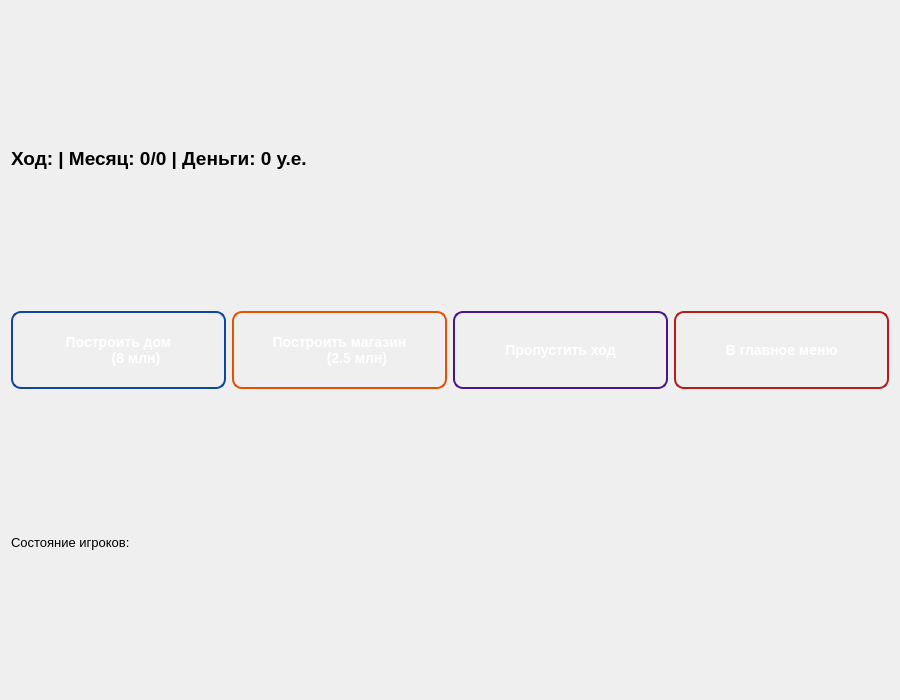
Qt form gamewindow.ui (Cursor010/ConstuctionSumulator) before a commit.
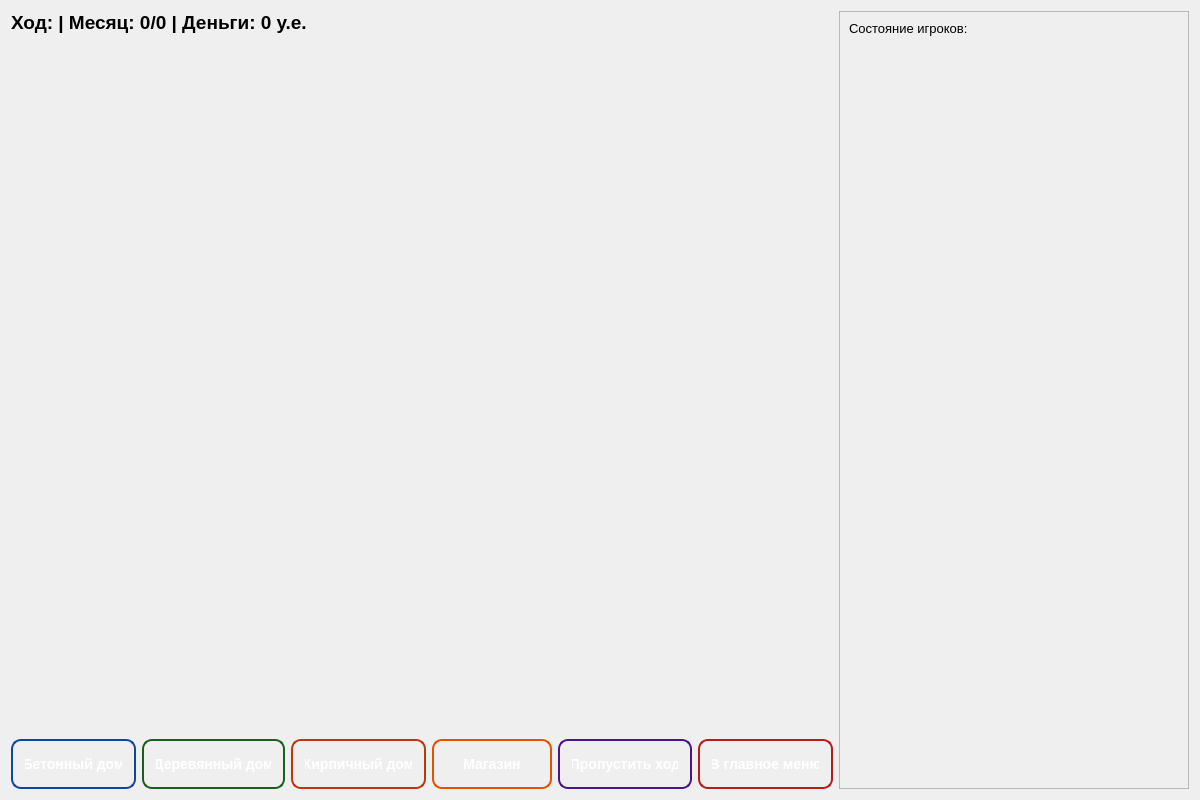
The same form after that commit. Icons and pictures are not drawn.

```diff
--- a/gamewindow.ui
+++ b/gamewindow.ui
@@ -6,8 +6,8 @@
    <rect>
     <x>0</x>
     <y>0</y>
-    <width>900</width>
-    <height>700</height>
+    <width>1200</width>
+    <height>800</height>
    </rect>
   </property>
   <property name="windowTitle">
@@ -19,7 +19,9 @@
     }
    </string>
   </property>
-  <layout class="QVBoxLayout" name="verticalLayout">
+  <layout class="QHBoxLayout" name="mainHorizontalLayout">
+   <item>
+    <layout class="QVBoxLayout" name="leftVerticalLayout">
    <item>
     <widget class="QLabel" name="infoLabel">
      <property name="font">
@@ -31,6 +33,9 @@
      <property name="text">
       <string>Ход: | Месяц: 0/0 | Деньги: 0 у.е.</string>
      </property>
+       <property name="alignment">
+        <set>Qt::AlignLeft</set>
+       </property>
     </widget>
    </item>
    <item>
@@ -41,22 +46,26 @@
     </layout>
    </item>
    <item>
-    <layout class="QHBoxLayout" name="buttonsLayout">
+      <layout class="QHBoxLayout" name="buttonsHorizontalLayout">
      <item>
-      <widget class="QPushButton" name="buildHouseButton">
+        <widget class="QPushButton" name="buildConcreteHouseButton">
+         <property name="minimumSize">
+          <size>
+           <width>100</width>
+           <height>50</height>
+          </size>
+         </property>
        <property name="styleSheet">
-        <string notr="true">QPushButton#buildHouseButton {
-         background-color: qlineargradient(x1: 0, y1: 0, x2: 0, y2: 1,
-         stop: 0 #2196F3, stop: 1 #1976D2);
-         border: 2px solid #0D47A1;
-         border-radius: 10px;
-         color: white;
-         font-weight: bold;
-         font-size: 14px;
-         padding: 12px 16px;
-         min-width: 140px;
-         min-height: 50px;
-         }
+          <string notr="true">QPushButton {
+    background-color: qlineargradient(x1: 0, y1: 0, x2: 0, y2: 1,
+    stop: 0 #2196F3, stop: 1 #1976D2);
+    border: 2px solid #0D47A1;
+    border-radius: 10px;
+    color: white;
+    font-weight: bold;
+    font-size: 14px;
+    padding: 8px 12px;
+    }
 
          QPushButton#buildHouseButton:hover {
          background-color: qlineargradient(x1: 0, y1: 0, x2: 0, y2: 1,
@@ -72,26 +81,105 @@
          }</string>
        </property>
        <property name="text">
-        <string>Построить дом
-         (8 млн)</string>
+          <string>Бетонный дом</string>
+         </property>
+        </widget>
+       </item>
+       <item>
+        <widget class="QPushButton" name="buildWoodHouseButton">
+         <property name="minimumSize">
+          <size>
+           <width>100</width>
+           <height>50</height>
+          </size>
+         </property>
+         <property name="styleSheet">
+          <string notr="true">QPushButton {
+    background-color: qlineargradient(x1: 0, y1: 0, x2: 0, y2: 1,
+    stop: 0 #4CAF50, stop: 1 #388E3C);
+    border: 2px solid #1B5E20;
+    border-radius: 10px;
+    color: white;
+    font-weight: bold;
+    font-size: 14px;
+    padding: 8px 12px;
+    }
+
+    QPushButton:hover {
+    background-color: qlineargradient(x1: 0, y1: 0, x2: 0, y2: 1,
+    stop: 0 #66BB6A, stop: 1 #43A047);
+    border: 2px solid #2E7D32;
+    }
+
+    QPushButton:pressed {
+    background-color: qlineargradient(x1: 0, y1: 0, x2: 0, y2: 1,
+    stop: 0 #388E3C, stop: 1 #1B5E20);
+    padding-top: 9px;
+    padding-bottom: 7px;
+    }</string>
+         </property>
+         <property name="text">
+          <string>Деревянный дом</string>
+         </property>
+        </widget>
+       </item>
+       <item>
+        <widget class="QPushButton" name="buildBrickHouseButton">
+         <property name="minimumSize">
+          <size>
+           <width>100</width>
+           <height>50</height>
+          </size>
+         </property>
+         <property name="styleSheet">
+          <string notr="true">QPushButton {
+    background-color: qlineargradient(x1: 0, y1: 0, x2: 0, y2: 1,
+    stop: 0 #FF5722, stop: 1 #D84315);
+    border: 2px solid #BF360C;
+    border-radius: 10px;
+    color: white;
+    font-weight: bold;
+    font-size: 14px;
+    padding: 8px 12px;
+    }
+
+    QPushButton:hover {
+    background-color: qlineargradient(x1: 0, y1: 0, x2: 0, y2: 1,
+    stop: 0 #FF8A65, stop: 1 #FF7043);
+    border: 2px solid #E64A19;
+    }
+
+    QPushButton:pressed {
+    background-color: qlineargradient(x1: 0, y1: 0, x2: 0, y2: 1,
+    stop: 0 #D84315, stop: 1 #BF360C);
+    padding-top: 9px;
+    padding-bottom: 7px;
+    }</string>
+         </property>
+         <property name="text">
+          <string>Кирпичный дом</string>
        </property>
       </widget>
      </item>
      <item>
       <widget class="QPushButton" name="buildMarketButton">
+         <property name="minimumSize">
+          <size>
+           <width>120</width>
+           <height>50</height>
+          </size>
+         </property>
        <property name="styleSheet">
-        <string notr="true">QPushButton#buildMarketButton {
-         background-color: qlineargradient(x1: 0, y1: 0, x2: 0, y2: 1,
-         stop: 0 #FF9800, stop: 1 #F57C00);
-         border: 2px solid #E65100;
-         border-radius: 10px;
-         color: white;
-         font-weight: bold;
-         font-size: 14px;
-         padding: 12px 16px;
-         min-width: 140px;
-         min-height: 50px;
-         }
+          <string notr="true">QPushButton {
+    background-color: qlineargradient(x1: 0, y1: 0, x2: 0, y2: 1,
+    stop: 0 #FF9800, stop: 1 #F57C00);
+    border: 2px solid #E65100;
+    border-radius: 10px;
+    color: white;
+    font-weight: bold;
+    font-size: 14px;
+    padding: 8px 12px;
+    }
 
          QPushButton#buildMarketButton:hover {
          background-color: qlineargradient(x1: 0, y1: 0, x2: 0, y2: 1,
@@ -99,35 +187,37 @@
          border: 2px solid #EF6C00;
          }
 
-         QPushButton#buildMarketButton:pressed {
-         background-color: qlineargradient(x1: 0, y1: 0, x2: 0, y2: 1,
-         stop: 0 #F57C00, stop: 1 #E65100);
-         padding-top: 13px;
-         padding-bottom: 11px;
-         }
-        </string>
+    QPushButton:pressed {
+    background-color: qlineargradient(x1: 0, y1: 0, x2: 0, y2: 1,
+    stop: 0 #F57C00, stop: 1 #E65100);
+    padding-top: 9px;
+    padding-bottom: 7px;
+    }</string>
        </property>
        <property name="text">
-        <string>Построить магазин
-         (2.5 млн)</string>
+          <string>Магазин</string>
        </property>
       </widget>
      </item>
      <item>
       <widget class="QPushButton" name="skipTurnButton">
+         <property name="minimumSize">
+          <size>
+           <width>120</width>
+           <height>50</height>
+          </size>
+         </property>
        <property name="styleSheet">
-        <string notr="true">QPushButton#skipTurnButton {
-         background-color: qlineargradient(x1: 0, y1: 0, x2: 0, y2: 1,
-         stop: 0 #9C27B0, stop: 1 #7B1FA2);
-         border: 2px solid #4A148C;
-         border-radius: 10px;
-         color: white;
-         font-weight: bold;
-         font-size: 14px;
-         padding: 12px 16px;
-         min-width: 140px;
-         min-height: 50px;
-         }
+          <string notr="true">QPushButton {
+    background-color: qlineargradient(x1: 0, y1: 0, x2: 0, y2: 1,
+    stop: 0 #9C27B0, stop: 1 #7B1FA2);
+    border: 2px solid #4A148C;
+    border-radius: 10px;
+    color: white;
+    font-weight: bold;
+    font-size: 14px;
+    padding: 8px 12px;
+    }
 
          QPushButton#skipTurnButton:hover {
          background-color: qlineargradient(x1: 0, y1: 0, x2: 0, y2: 1,
@@ -149,19 +239,23 @@
      </item>
      <item>
       <widget class="QPushButton" name="backButton">
+         <property name="minimumSize">
+          <size>
+           <width>120</width>
+           <height>50</height>
+          </size>
+         </property>
        <property name="styleSheet">
-        <string notr="true">QPushButton#backButton {
-         background-color: qlineargradient(x1: 0, y1: 0, x2: 0, y2: 1,
-         stop: 0 #f44336, stop: 1 #D32F2F);
-         border: 2px solid #B71C1C;
-         border-radius: 10px;
-         color: white;
-         font-weight: bold;
-         font-size: 14px;
-         padding: 12px 16px;
-         min-width: 140px;
-         min-height: 50px;
-         }
+          <string notr="true">QPushButton {
+    background-color: qlineargradient(x1: 0, y1: 0, x2: 0, y2: 1,
+    stop: 0 #f44336, stop: 1 #D32F2F);
+    border: 2px solid #B71C1C;
+    border-radius: 10px;
+    color: white;
+    font-weight: bold;
+    font-size: 14px;
+    padding: 8px 12px;
+    }
 
          QPushButton#backButton:hover {
          background-color: qlineargradient(x1: 0, y1: 0, x2: 0, y2: 1,
@@ -183,6 +277,38 @@
      </item>
     </layout>
    </item>
+    </layout>
+   </item>
+   <item>
+    <widget class="QScrollArea" name="scrollArea">
+     <property name="minimumSize">
+      <size>
+       <width>350</width>
+       <height>600</height>
+      </size>
+     </property>
+     <property name="maximumSize">
+      <size>
+       <width>400</width>
+       <height>16777215</height>
+      </size>
+     </property>
+     <property name="widgetResizable">
+      <bool>true</bool>
+     </property>
+     <property name="alignment">
+      <set>Qt::AlignTop</set>
+     </property>
+     <widget class="QWidget" name="scrollAreaWidgetContents">
+      <property name="geometry">
+       <rect>
+        <x>0</x>
+        <y>0</y>
+        <width>348</width>
+        <height>598</height>
+       </rect>
+      </property>
+      <layout class="QVBoxLayout" name="verticalLayout_2">
    <item>
     <widget class="QLabel" name="playersInfoLabel">
      <property name="font">
@@ -196,6 +322,13 @@
      <property name="wordWrap">
       <bool>true</bool>
      </property>
+         <property name="alignment">
+          <set>Qt::AlignTop</set>
+         </property>
+        </widget>
+       </item>
+      </layout>
+     </widget>
     </widget>
    </item>
   </layout>
```
Left out of the diff: 76 changed lines with no effect on the pictures. Lines whose indentation alone changed are shown as unchanged.
